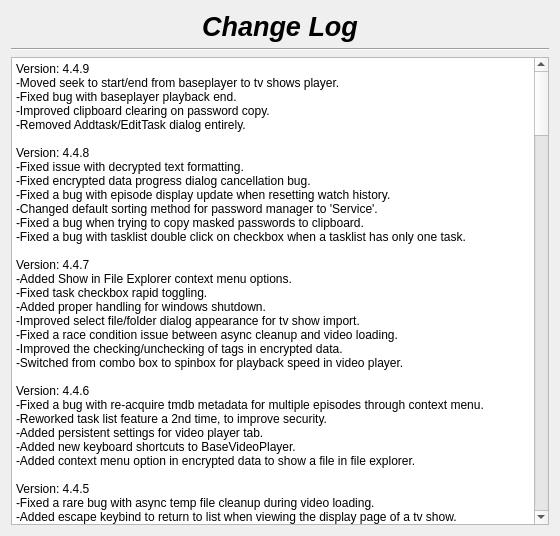
Before: the Qt Designer form changelog.ui in therealMaPMaKeR/MMDiary, drawn with Qt 5.
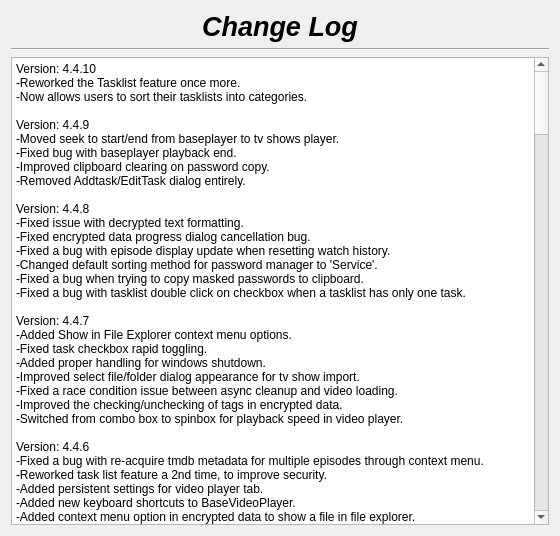
After: the same form once the commit is applied.

Commit message: fixed moving of tasklists in tree widget

```diff
--- a/changelog.ui
+++ b/changelog.ui
@@ -55,7 +55,7 @@
 li.unchecked::marker { content: &quot;\2610&quot;; }
 li.checked::marker { content: &quot;\2612&quot;; }
 &lt;/style&gt;&lt;/head&gt;&lt;body style=&quot; font-family:'Segoe UI'; font-size:9pt; font-weight:400; font-style:normal;&quot;&gt;
-&lt;p style=&quot; margin-top:0px; margin-bottom:0px; margin-left:0px; margin-right:0px; -qt-block-indent:0; text-indent:0px;&quot;&gt;Version: 4.4.9&lt;br /&gt;-Moved seek to start/end from baseplayer to tv shows player.&lt;/p&gt;
+&lt;p style=&quot; margin-top:0px; margin-bottom:0px; margin-left:0px; margin-right:0px; -qt-block-indent:0; text-indent:0px;&quot;&gt;Version: 4.4.10&lt;br /&gt;-Reworked the Tasklist feature once more.&lt;br /&gt;-Now allows users to sort their tasklists into categories.&lt;br /&gt;&lt;br /&gt;Version: 4.4.9&lt;br /&gt;-Moved seek to start/end from baseplayer to tv shows player.&lt;/p&gt;
 &lt;p style=&quot; margin-top:0px; margin-bottom:0px; margin-left:0px; margin-right:0px; -qt-block-indent:0; text-indent:0px;&quot;&gt;-Fixed bug with baseplayer playback end.&lt;br /&gt;-Improved clipboard clearing on password copy.&lt;br /&gt;-Removed Addtask/EditTask dialog entirely.&lt;br /&gt;&lt;br /&gt;Version: 4.4.8&lt;br /&gt;-Fixed issue with decrypted text formatting.&lt;/p&gt;
 &lt;p style=&quot; margin-top:0px; margin-bottom:0px; margin-left:0px; margin-right:0px; -qt-block-indent:0; text-indent:0px;&quot;&gt;-Fixed encrypted data progress dialog cancellation bug.&lt;/p&gt;
 &lt;p style=&quot; margin-top:0px; margin-bottom:0px; margin-left:0px; margin-right:0px; -qt-block-indent:0; text-indent:0px;&quot;&gt;-Fixed a bug with episode display update when resetting watch history.&lt;br /&gt;-Changed default sorting method for password manager to 'Service'.&lt;br /&gt;-Fixed a bug when trying to copy masked passwords to clipboard.&lt;br /&gt;-Fixed a bug with tasklist double click on checkbox when a tasklist has only one task.&lt;/p&gt;
```
The commit also changes 1 other file.
